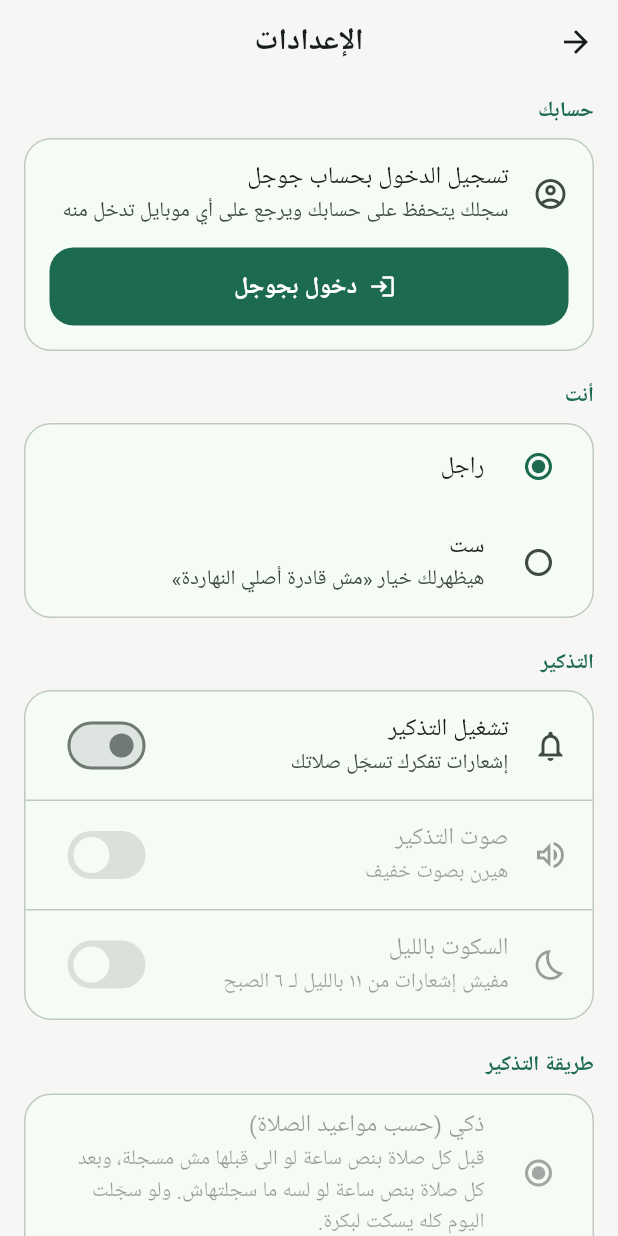
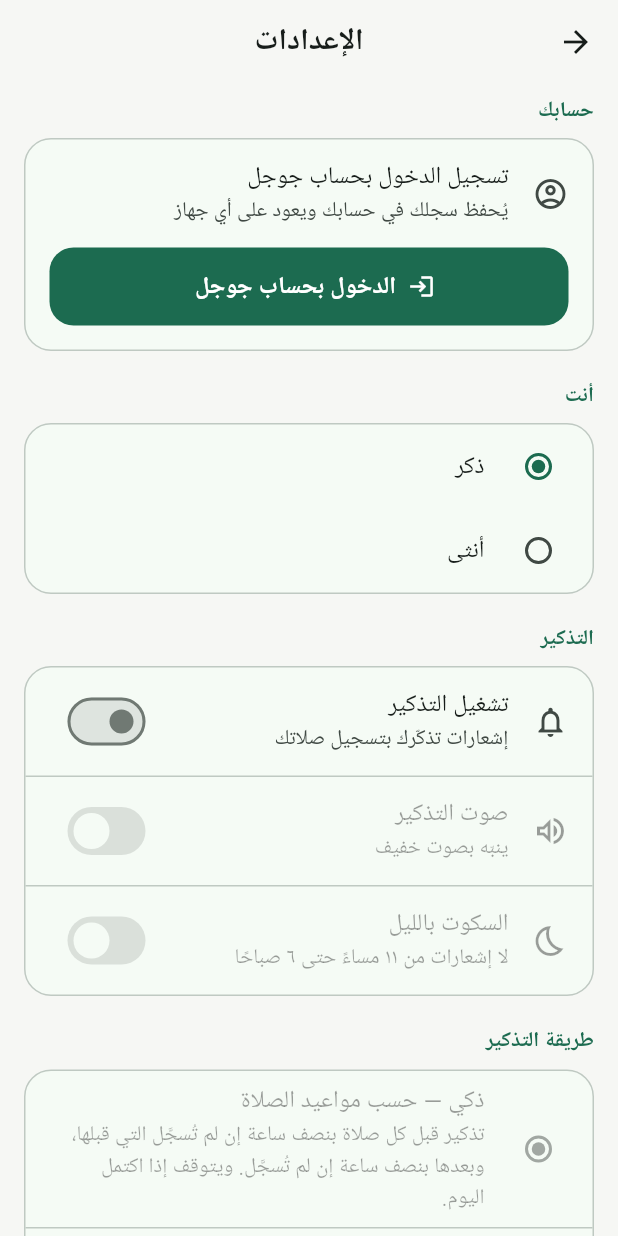
Before and after one commit to emadosama56/Prayer-sheet, a Flutter app: the screen it shows after launch, after a tap on the "settings" icon, on a phone screen of 412 x 824 dp. Run offline on Flutter 3.47's test engine with Material 3 defaults, Android fonts, the phone set to English and light mode, and no system bars; our stand-ins replace adhan, cloud_firestore, firebase_auth, firebase_core, flutter_local_notifications, flutter_timezone and 4 more; accounts and stored records are empty.

Commit message:
Rewrite the interface in standard Arabic
راجل/ست become ذكر/أنثى, and the line explaining what picking أنثى would
reveal is gone: the option it describes appears on the day itself, so saying
it twice added nothing.

Every other user-facing string moves from colloquial to standard Arabic —
the day view, the reminder settings, the achievements, the account card and
the notification wording included. Lines that explained mechanics rather than
telling the reader anything they act on are dropped: how the location is
resolved, and the battery advice that only applies once reminders are already
proven to be scheduled. The zero state under the pending count repeated the
count's own label, so it says something else now.

The dedication is left exactly as written. It is a dua with names in it, in
its author's own words, and not the app speaking.

Co-Authored-By: Claude Opus 5 <noreply@anthropic.com>
Claude-Session: https://claude.ai/code/session_01V5RDHhcyVWCDNW7LPK396k

```diff
--- a/lib/models/milestone.dart
+++ b/lib/models/milestone.dart
@@ -42,21 +42,21 @@ class Milestone {
     return <Milestone>[
       at(
         title: 'أول يوم كامل',
-        detail: 'تسجّل الخمس صلوات في يوم',
+        detail: 'تسجيل الصلوات الخمس في يوم',
         value: completeDays,
         target: 1,
         icon: Icons.verified_outlined,
       ),
       at(
         title: 'أسبوع متواصل',
-        detail: '٧ أيام كاملة ورا بعض',
+        detail: '٧ أيام كاملة متتالية',
         value: bestStreak,
         target: 7,
         icon: Icons.local_fire_department_outlined,
       ),
       at(
         title: 'أول شكل مكتمل',
-        detail: 'تجمع ٩ قطع وتكمّل شكل',
+        detail: 'جمع ٩ قطع لإتمام شكل',
         value: finishedMosaics,
         target: 1,
         icon: Icons.extension_outlined,
@@ -77,7 +77,7 @@ class Milestone {
       ),
       at(
         title: 'أربعين يوم',
-        detail: '٤٠ يوم متواصل من غير ما تفوّت',
+        detail: '٤٠ يومًا متتاليًا',
         value: bestStreak,
         target: 40,
         icon: Icons.emoji_events_outlined,
--- a/lib/models/profile.dart
+++ b/lib/models/profile.dart
@@ -4,8 +4,8 @@
 /// exists: a woman has days she is not meant to pray, and the app should not
 /// count those against her.
 enum Gender {
-  male(id: 'male', arabicName: 'راجل'),
-  female(id: 'female', arabicName: 'ست');
+  male(id: 'male', arabicName: 'ذكر'),
+  female(id: 'female', arabicName: 'أنثى');
 
   const Gender({required this.id, required this.arabicName});
 
--- a/lib/screens/achievements_screen.dart
+++ b/lib/screens/achievements_screen.dart
@@ -29,7 +29,7 @@ class AchievementsScreen extends StatelessWidget {
         children: <Widget>[
           _CurrentMosaic(progress: progress),
           const SizedBox(height: 24),
-          _Heading('الأشكال اللي جمعتها (${progress.finishedCount})'),
+          _Heading('الأشكال المكتملة (${progress.finishedCount})'),
           const SizedBox(height: 10),
           _FinishedMosaics(progress: progress),
           const SizedBox(height: 24),
@@ -41,7 +41,7 @@ class AchievementsScreen extends StatelessWidget {
           ],
           const SizedBox(height: 8),
           Text(
-            'كل يوم تسجّل فيه الخمس صلوات = قطعة جديدة.',
+            'كل يوم كامل يمنحك قطعة',
             textAlign: TextAlign.center,
             style: theme.textTheme.bodySmall,
           ),
@@ -98,8 +98,8 @@ class _CurrentMosaic extends StatelessWidget {
           const SizedBox(height: 12),
           Text(
             progress.piecesInCurrent == 0
-                ? 'سجّل الخمس صلوات النهاردة وخد أول قطعة'
-                : 'باقي ${progress.piecesLeft} أيام كاملة وتخلّص الشكل',
+                ? 'سجّل صلوات اليوم لتنال أول قطعة'
+                : 'بقيت ${progress.piecesLeft} أيام كاملة لإتمام الشكل',
             textAlign: TextAlign.center,
             style: theme.textTheme.bodyMedium?.copyWith(
               fontWeight: FontWeight.w600,
@@ -129,8 +129,8 @@ class _FinishedMosaics extends StatelessWidget {
           border: Border.all(color: scheme.outlineVariant),
         ),
         child: Text(
-          'لسه مفيش شكل مكتمل — أول واحد على بعد '
-          '${progress.piecesLeft} أيام.',
+          'لا يوجد شكل مكتمل بعد — الأول على بُعد '
+          '${progress.piecesLeft} أيام',
           textAlign: TextAlign.center,
           style: theme.textTheme.bodyMedium,
         ),
--- a/lib/screens/home_screen.dart
+++ b/lib/screens/home_screen.dart
@@ -115,7 +115,7 @@ class _HomeScreenState extends State<HomeScreen> with WidgetsBindingObserver {
             FilledButton.icon(
               onPressed: () => store.markAll(_today),
               icon: const Icon(Icons.done_all),
-              label: const Text('تسجيل كل صلوات اليوم'),
+              label: const Text('تسجيل صلوات اليوم كلها'),
             ),
           const SizedBox(height: 16),
           _MosaicCard(completeDays: store.completeDays),
@@ -177,7 +177,7 @@ class _ExcusedCard extends StatelessWidget {
                     crossAxisAlignment: CrossAxisAlignment.start,
                     children: <Widget>[
                       Text(
-                        'مش قادرة أصلي النهاردة',
+                        'لا أستطيع الصلاة اليوم',
                         style: theme.textTheme.titleSmall?.copyWith(
                           fontWeight: FontWeight.w700,
                           color: on ? kExcusedColor : null,
@@ -186,8 +186,8 @@ class _ExcusedCard extends StatelessWidget {
                       const SizedBox(height: 2),
                       Text(
                         on
-                            ? 'اليوم محسوب ليكي وسلسلتك مكمّلة 🤍'
-                            : 'اليوم كله هيتحسب ومش هتخسري السلسلة',
+                            ? 'اليوم محتسب والسلسلة متصلة 🤍'
+                            : 'يُحتسب اليوم كاملًا وتبقى السلسلة متصلة',
                         style: theme.textTheme.bodySmall,
                       ),
                     ],
@@ -254,8 +254,8 @@ class _MosaicCard extends StatelessWidget {
                       const SizedBox(height: 4),
                       Text(
                         progress.piecesInCurrent == 0
-                            ? 'كمّل صلوات النهاردة وخد أول قطعة'
-                            : 'باقي ${progress.piecesLeft} أيام كاملة',
+                            ? 'أكمل صلوات اليوم لتنال أول قطعة'
+                            : 'بقيت ${progress.piecesLeft} أيام كاملة',
                         style: theme.textTheme.bodySmall,
                       ),
                       const SizedBox(height: 8),
--- a/lib/screens/settings_screen.dart
+++ b/lib/screens/settings_screen.dart
@@ -41,9 +41,6 @@ class _SettingsScreenState extends State<SettingsScreen> {
                   onChanged: (Gender? value) =>
                       value == null ? null : store.setGender(value),
                   title: Text(gender.arabicName),
-                  subtitle: gender.canExcuseDays
-                      ? const Text('هيظهرلك خيار «مش قادرة أصلي النهاردة»')
-                      : null,
                 ),
             ],
           ),
@@ -56,9 +53,9 @@ class _SettingsScreenState extends State<SettingsScreen> {
                 title: const Text('تشغيل التذكير'),
                 subtitle: Text(
                   reminders.isSupported
-                      ? 'إشعارات تفكرك تسجّل صلاتك'
-                      : 'مقدرتش أشغّل الإشعارات: '
-                          '${reminders.setupError ?? "مش مدعومة هنا"}',
+                      ? 'إشعارات تذكّرك بتسجيل صلاتك'
+                      : 'تعذّر تشغيل الإشعارات: '
+                          '${reminders.setupError ?? "غير مدعومة"}',
                 ),
                 secondary: const Icon(Icons.notifications_outlined),
                 onChanged: reminders.isSupported
@@ -70,7 +67,7 @@ class _SettingsScreenState extends State<SettingsScreen> {
                 value: reminders.isSoundOn,
                 title: const Text('صوت التذكير'),
                 subtitle: Text(
-                  reminders.isSoundOn ? 'هيرن بصوت خفيف' : 'هيجي من غير صوت',
+                  reminders.isSoundOn ? 'ينبّه بصوت خفيف' : 'يصل بلا صوت',
                 ),
                 secondary: Icon(
                   reminders.isSoundOn
@@ -85,7 +82,7 @@ class _SettingsScreenState extends State<SettingsScreen> {
               SwitchListTile(
                 value: reminders.quietHoursEnabled,
                 title: const Text('السكوت بالليل'),
-                subtitle: const Text('مفيش إشعارات من ١١ بالليل لـ ٦ الصبح'),
+                subtitle: const Text('لا إشعارات من ١١ مساءً حتى ٦ صباحًا'),
                 secondary: const Icon(Icons.bedtime_outlined),
                 onChanged: isOn
                     ? (bool v) =>
@@ -101,10 +98,10 @@ class _SettingsScreenState extends State<SettingsScreen> {
               RadioListTile<ReminderMode>(
                 value: ReminderMode.smart,
                 groupValue: reminders.mode,
-                title: const Text('ذكي (حسب مواعيد الصلاة)'),
+                title: const Text('ذكي — حسب مواعيد الصلاة'),
                 subtitle: const Text(
-                  'قبل كل صلاة بنص ساعة لو الى قبلها مش مسجلة، وبعد كل صلاة '
-                  'بنص ساعة لو لسه ما سجلتهاش. ولو سجّلت اليوم كله يسكت لبكرة.',
+                  'تذكير قبل كل صلاة بنصف ساعة إن لم تُسجَّل التي قبلها، '
+                  'وبعدها بنصف ساعة إن لم تُسجَّل. ويتوقف إذا اكتمل اليوم.',
                 ),
                 onChanged:
                     isOn ? (ReminderMode? m) => _setMode(reminders, m) : null,
@@ -114,7 +111,7 @@ class _SettingsScreenState extends State<SettingsScreen> {
                 value: ReminderMode.everyTwoHours,
                 groupValue: reminders.mode,
                 title: const Text('كل ساعتين'),
-                subtitle: const Text('تذكير ثابت من غير مواعيد ولا موقع'),
+                subtitle: const Text('تذكير ثابت دون مواعيد أو موقع'),
                 onChanged:
                     isOn ? (ReminderMode? m) => _setMode(reminders, m) : null,
               ),
@@ -126,9 +123,9 @@ class _SettingsScreenState extends State<SettingsScreen> {
             children: <Widget>[
               ListTile(
                 leading: const Icon(Icons.notifications_active_outlined),
-                title: const Text('جرّب الإشعار دلوقتي'),
+                title: const Text('إرسال إشعار تجريبي'),
                 subtitle: const Text(
-                  'لو وصل، يبقى الإعداد سليم والمشكلة في المواعيد مش في الإذن',
+                  'وصوله يعني أن الإعداد سليم',
                 ),
                 trailing: const Icon(Icons.send_outlined),
                 onTap: !reminders.isSupported
@@ -140,8 +137,8 @@ class _SettingsScreenState extends State<SettingsScreen> {
                           SnackBar(
                             content: Text(
                               sent
-                                  ? 'بعته — لو مجاش، الموبايل هو اللي بيمنعه'
-                                  : 'مقدرتش أبعته: ${reminders.scheduleError ?? ''}',
+                                  ? 'أُرسل. إن لم يصل فالجهاز يمنعه'
+                                  : 'تعذّر الإرسال: ${reminders.scheduleError ?? ''}',
                             ),
                           ),
                         );
@@ -154,8 +151,8 @@ class _SettingsScreenState extends State<SettingsScreen> {
                 subtitle: Text(
                   reminders.scheduleError ??
                       (reminders.pendingCount == 0
-                          ? 'صفر يعني مفيش حاجة متجدولة — شغّل التذكير أو دوس تحديث'
-                          : 'دي اللي النظام ماسكها ليك'),
+                          ? 'لم يُجدول شيء بعد'
+                          : 'محفوظة لدى النظام'),
                   style: reminders.scheduleError != null
                       ? TextStyle(color: theme.colorScheme.error)
                       : null,
@@ -175,9 +172,9 @@ class _SettingsScreenState extends State<SettingsScreen> {
               children: <Widget>[
                 ListTile(
                   leading: const Icon(Icons.place_outlined),
-                  title: Text(reminders.place?.label ?? 'لسه ما اتحددش'),
+                  title: Text(reminders.place?.label ?? 'لم يُحدَّد بعد'),
                   subtitle: const Text(
-                    'مواعيد الصلاة بتتحسب على الجهاز حسب المكان ده',
+                    'تُحسب مواعيد الصلاة على الجهاز وفق هذا الموقع',
                   ),
                   trailing: _isLocating
                       ? const SizedBox(
@@ -194,10 +191,6 @@ class _SettingsScreenState extends State<SettingsScreen> {
               ],
             ),
             const SizedBox(height: 8),
-            Text(
-              'بيجرب الـ GPS الأول، ولو مرفوض بيحدد المدينة من الإنترنت.',
-              style: theme.textTheme.bodySmall,
-            ),
           ],
         ],
       ),
@@ -220,8 +213,8 @@ class _SettingsScreenState extends State<SettingsScreen> {
       SnackBar(
         content: Text(
           place.isDefault
-              ? 'مقدرتش أحدد الموقع — بستخدم القاهرة مؤقتاً'
-              : 'الموقع اتحدث: ${place.label}',
+              ? 'تعذّر تحديد الموقع، والمستخدم حاليًا القاهرة'
+              : 'تم تحديد الموقع: ${place.label}',
         ),
       ),
     );
@@ -237,10 +230,10 @@ class _SettingsScreenState extends State<SettingsScreen> {
 
     final String message;
     if (result) {
-      message = 'التذكير اشتغل 🙏';
+      message = 'تم تشغيل التذكير';
     } else if (wanted) {
       // Asked for it, but the OS permission was refused.
-      message = 'التذكير محتاج إذن الإشعارات من إعدادات الموبايل';
+      message = 'التذكير يحتاج إذن الإشعارات';
     } else {
       message = 'تم إيقاف التذكير';
     }
@@ -305,9 +298,9 @@ class _AccountCard extends StatelessWidget {
         children: <Widget>[
           ListTile(
             leading: const Icon(Icons.cloud_off_outlined),
-            title: const Text('الحفظ على حسابك مش متاح'),
+            title: const Text('الحفظ في الحساب غير متاح'),
             subtitle: Text(
-              'سجلك محفوظ على الموبايل وبيترجع لو نزّلت التطبيق تاني.',
+              'سجلك محفوظ على الجهاز',
               style: theme.textTheme.bodySmall,
             ),
           ),
@@ -322,7 +315,7 @@ class _AccountCard extends StatelessWidget {
             leading: Icon(Icons.account_circle_outlined),
             title: Text('تسجيل الدخول بحساب جوجل'),
             subtitle: Text(
-              'سجلك يتحفظ على حسابك ويرجع على أي موبايل تدخل منه',
+              'يُحفظ سجلك في حسابك ويعود على أي جهاز',
             ),
           ),
           Padding(
@@ -337,7 +330,7 @@ class _AccountCard extends StatelessWidget {
                         messenger.showSnackBar(
                           SnackBar(
                             content:
-                                Text('مقدرتش أسجّل دخولك: ${account.error}'),
+                                Text('تعذّر تسجيل الدخول: ${account.error}'),
                           ),
                         );
                       }
@@ -349,7 +342,7 @@ class _AccountCard extends StatelessWidget {
                       child: CircularProgressIndicator(strokeWidth: 2),
                     )
                   : const Icon(Icons.login),
-              label: Text(account.isBusy ? 'جاري الدخول…' : 'دخول بجوجل'),
+              label: Text(account.isBusy ? 'جارٍ الدخول…' : 'الدخول بحساب جوجل'),
             ),
           ),
         ],
@@ -376,11 +369,11 @@ class _AccountCard extends StatelessWidget {
           leading: const Icon(Icons.cloud_done_outlined),
           title: Text(
             account.lastSyncedAt == null
-                ? 'لسه ما زامنش'
+                ? 'لم تتم المزامنة بعد'
                 : 'آخر حفظ ${DateFormat.jm('ar').format(account.lastSyncedAt!)}',
           ),
           subtitle: account.error == null
-              ? const Text('سجلك بيتحفظ على حسابك تلقائي')
+              ? const Text('يُحفظ سجلك تلقائيًا')
               : Text(
                   account.error!,
                   style: TextStyle(color: scheme.error),
@@ -394,7 +387,7 @@ class _AccountCard extends StatelessWidget {
                   child: CircularProgressIndicator(strokeWidth: 2),
                 )
               : IconButton(
-                  tooltip: 'زامن دلوقتي',
+                  tooltip: 'مزامنة الآن',
                   icon: const Icon(Icons.sync),
                   onPressed: () => account.sync(store),
                 ),
--- a/lib/services/reminder_schedule.dart
+++ b/lib/services/reminder_schedule.dart
@@ -93,7 +93,7 @@ class ReminderSchedule {
             id: _idFor(offset, index, ReminderKind.afterPrayer),
             at: prayerTime.add(followUpDelay),
             title: 'دخل وقت ${prayer.arabicName}',
-            body: 'متنساش تسجلها في التطبيق 🙏',
+            body: 'لا تنسَ تسجيلها 🙏',
           );
         }
 
@@ -110,9 +110,9 @@ class ReminderSchedule {
             now: now,
             id: _idFor(offset, index, ReminderKind.beforePrayer),
             at: prayerTime.subtract(leadTime),
-            title: 'لسه ما سجلتش ${previousPrayer.arabicName}',
+            title: 'لم تُسجَّل صلاة ${previousPrayer.arabicName} بعد',
             body:
-                '${prayer.arabicName} قرب يدخل — متخسرش عدد الايام و خليك مكمل 👏',
+                '${prayer.arabicName} قرب يدخل — حافظ على تتابع أيامك 👏',
           );
         }
       }
--- a/lib/services/reminder_service.dart
+++ b/lib/services/reminder_service.dart
@@ -31,8 +31,8 @@ class ReminderService extends ChangeNotifier {
 
   static const Duration everyTwoHoursInterval = Duration(hours: 2);
 
-  static const String fallbackTitle = 'سجلت صلاتك؟ ممكن متنساش 🙏 ؟';
-  static const String fallbackBody = 'متخسرش عدد الايام و خليك مكمل 👏';
+  static const String fallbackTitle = 'هل سجّلت صلاتك؟ 🙏';
+  static const String fallbackBody = 'حافظ على تتابع أيامك 👏';
 
   static const int _testId = 999;
   static const int _periodicId = 1001;
@@ -251,7 +251,7 @@ class ReminderService extends ChangeNotifier {
       await _plugin.show(
         _testId,
         'التذكير شغال ✅',
-        'لو شايف الرسالة دي، الإشعارات مظبوطة',
+        'الإشعارات تعمل بشكل صحيح',
         _details(),
       );
       _scheduleError = null;
--- a/lib/widgets/day_editor_sheet.dart
+++ b/lib/widgets/day_editor_sheet.dart
@@ -132,7 +132,7 @@ class _ExcusedToggle extends StatelessWidget {
                     crossAxisAlignment: CrossAxisAlignment.start,
                     children: <Widget>[
                       Text(
-                        'مش قادرة أصلي النهاردة',
+                        'لا أستطيع الصلاة اليوم',
                         style: theme.textTheme.titleSmall?.copyWith(
                           fontWeight: FontWeight.w700,
                           color: on ? kExcusedColor : null,
@@ -141,8 +141,8 @@ class _ExcusedToggle extends StatelessWidget {
                       const SizedBox(height: 2),
                       Text(
                         on
-                            ? 'اليوم محسوب ليكي وسلسلتك مكمّلة'
-                            : 'اليوم كله هيتحسب ومش هتخسري السلسلة',
+                            ? 'اليوم محتسب والسلسلة متصلة'
+                            : 'يُحتسب اليوم كاملًا وتبقى السلسلة متصلة',
                         style: theme.textTheme.bodySmall,
                       ),
                     ],
--- a/lib/widgets/today_header.dart
+++ b/lib/widgets/today_header.dart
@@ -69,10 +69,10 @@ class TodayHeader extends StatelessWidget {
           const SizedBox(height: 18),
           Text(
             record.isExcused
-                ? 'اليوم محسوب ليكي 🤍'
+                ? 'اليوم محتسب 🤍'
                 : record.isComplete
-                    ? 'ما شاء الله، اكتملت صلوات اليوم 🤍'
-                    : 'باقي ${record.missedCount} من ${Prayer.values.length} صلوات',
+                    ? 'اكتملت صلوات اليوم 🤍'
+                    : 'بقيت ${record.missedCount} من ${Prayer.values.length} صلوات',
             style: theme.textTheme.bodyMedium?.copyWith(
               color: scheme.onPrimary,
               fontWeight: FontWeight.w600,
--- a/pubspec.yaml
+++ b/pubspec.yaml
@@ -2,7 +2,7 @@ name: prayer_sheet
 description: "سجل الصلاة — تطبيق بسيط لتسجيل الصلوات الخمس ومتابعة سجل الأيام السابقة."
 publish_to: 'none'
 
-version: 1.6.3+12
+version: 1.7.0+13
 
 environment:
   sdk: ^3.5.4
```
Also changed, not shown: 3 other files.
